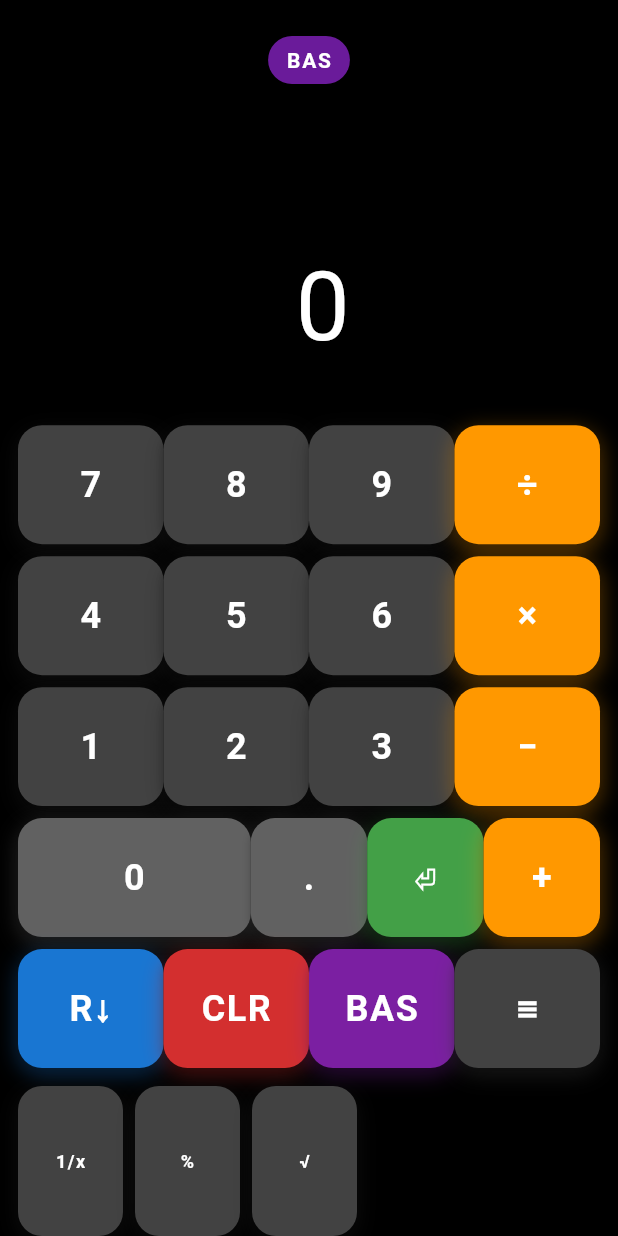
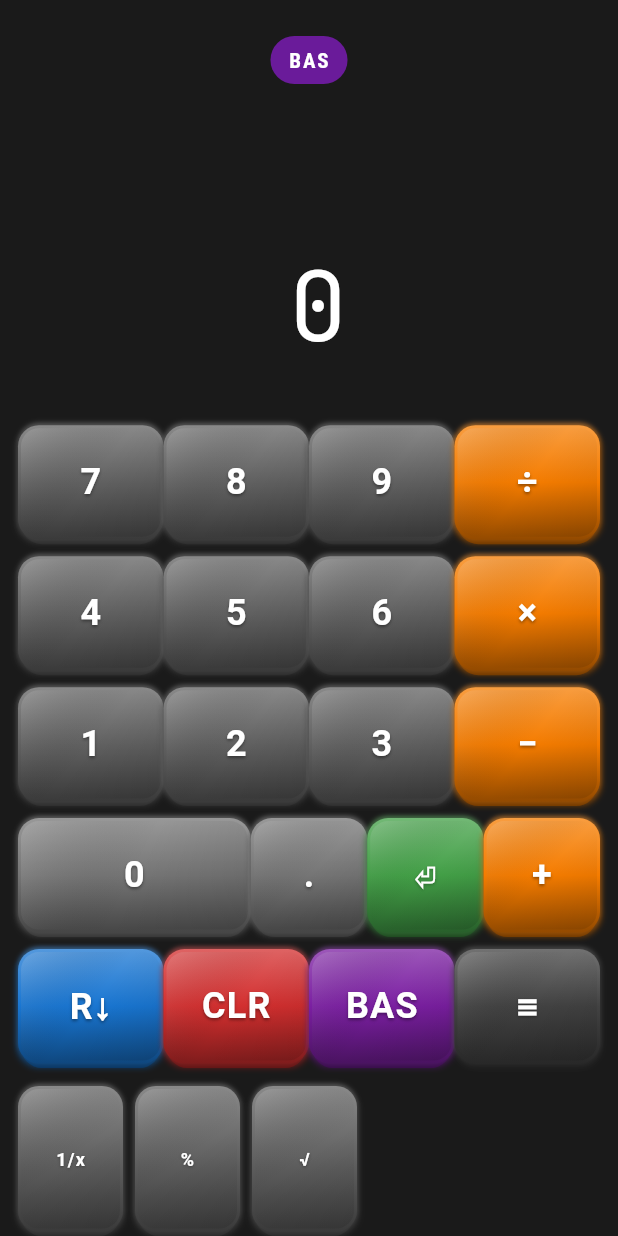
Before and after one commit to x0prc/PSCalc, a Flutter app: the screen it shows after launch, on a phone screen of 412 x 824 dp. Run offline on Flutter 3.47's test engine with Material 3 defaults, Android fonts, the phone set to English and light mode, and no system bars; our stand-ins replace decimal, google_fonts.

Commit message:
feat: fonts + non flat style #7

```diff
--- a/src/lib/features/calculator/presentation/calc_screen.dart
+++ b/src/lib/features/calculator/presentation/calc_screen.dart
@@ -35,8 +35,23 @@ class _CalcScreenState extends State<CalcScreen> with TickerProviderStateMixin {
 
   @override
   Widget build(BuildContext context) {
+    // Responsive calculations based on screen size
+    final mediaQuery = MediaQuery.of(context);
+    final screenWidth = mediaQuery.size.width;
+    final screenHeight = mediaQuery.size.height;
+    final isSmallScreen = screenWidth < 360 || screenHeight < 700;
+    final isTinyScreen = screenWidth < 320 || screenHeight < 600;
+
+    // Adjust spacing and sizes based on screen dimensions
+    final horizontalPadding = isTinyScreen ? 6.0 : (isSmallScreen ? 8.0 : 12.0);
+    final verticalSpacing = isTinyScreen ? 4.0 : (isSmallScreen ? 6.0 : 8.0);
+    final domainOpsHeight =
+        isTinyScreen ? 70.0 : (isSmallScreen ? 80.0 : 100.0);
+    final domainButtonSize =
+        isTinyScreen ? 55.0 : (isSmallScreen ? 62.0 : 70.0);
+
     return Scaffold(
-      backgroundColor: Colors.black,
+      backgroundColor: const Color(0xFF1A1A1A),
       body: Consumer<CalcController>(
         builder: (context, controller, child) {
           return SafeArea(
@@ -49,7 +64,7 @@ class _CalcScreenState extends State<CalcScreen> with TickerProviderStateMixin {
                 Expanded(
                   flex: 5,
                   child: Padding(
-                    padding: const EdgeInsets.all(12.0),
+                    padding: EdgeInsets.all(horizontalPadding),
                     child: Column(
                       children: [
                         // ROW 1: 7 8 9 ÷
@@ -68,12 +83,12 @@ class _CalcScreenState extends State<CalcScreen> with TickerProviderStateMixin {
                           ),
                           _ButtonConfig(
                             label: '÷',
-                            color: Colors.orange,
+                            color: Colors.orange.shade700,
                             onTap: () => controller.operation('÷'),
                           ),
                         ]),
 
-                        const SizedBox(height: 8),
+                        SizedBox(height: verticalSpacing),
 
                         // ROW 2: 4 5 6 ×
                         _buildButtonRow([
@@ -91,12 +106,12 @@ class _CalcScreenState extends State<CalcScreen> with TickerProviderStateMixin {
                           ),
                           _ButtonConfig(
                             label: '×',
-                            color: Colors.orange,
+                            color: Colors.orange.shade700,
                             onTap: () => controller.operation('×'),
                           ),
                         ]),
 
-                        const SizedBox(height: 8),
+                        SizedBox(height: verticalSpacing),
 
                         // ROW 3: 1 2 3 −
                         _buildButtonRow([
@@ -114,40 +129,40 @@ class _CalcScreenState extends State<CalcScreen> with TickerProviderStateMixin {
                           ),
                           _ButtonConfig(
                             label: '−',
-                            color: Colors.orange,
+                            color: Colors.orange.shade700,
                             onTap: () => controller.operation('−'),
                           ),
                         ]),
 
-                        const SizedBox(height: 8),
+                        SizedBox(height: verticalSpacing),
 
                         // ROW 4: 0 . ENTER +
                         _buildButtonRow([
                           _ButtonConfig(
                             label: '0',
-                            color: Colors.grey.shade700,
+                            color: Colors.grey.shade600,
                             onTap: () => controller.digit('0'),
                             flex: 2,
                           ),
                           _ButtonConfig(
                             label: '.',
-                            color: Colors.grey.shade700,
+                            color: Colors.grey.shade600,
                             onTap: controller.decimalPoint,
                           ),
                           _ButtonConfig(
                             label: '⏎',
                             color: Colors.green.shade600,
                             onTap: controller.enter,
-                            fontSize: 20,
+                            fontSize: isSmallScreen ? 16 : 20,
                           ),
                           _ButtonConfig(
                             label: '+',
-                            color: Colors.orange,
+                            color: Colors.orange.shade700,
                             onTap: () => controller.operation('+'),
                           ),
                         ]),
 
-                        const SizedBox(height: 8),
+                        SizedBox(height: verticalSpacing),
 
                         // ROW 5: STACK + CONTROL + DOMAIN
                         _buildButtonRow([
@@ -180,19 +195,23 @@ class _CalcScreenState extends State<CalcScreen> with TickerProviderStateMixin {
                 // DOMAIN OPS (scrollable if >8)
                 if (controller.currentOperations.isNotEmpty)
                   SizedBox(
-                    height: 100,
+                    height: domainOpsHeight,
                     child: ListView.builder(
                       scrollDirection: Axis.horizontal,
-                      padding: const EdgeInsets.symmetric(horizontal: 12),
+                      padding:
+                          EdgeInsets.symmetric(horizontal: horizontalPadding),
                       itemCount: controller.currentOperations.length,
                       itemBuilder: (context, index) {
                         final op = controller.currentOperations[index];
                         return Padding(
-                          padding: const EdgeInsets.only(right: 8),
+                          padding: EdgeInsets.only(
+                            right: isTinyScreen ? 6 : 8,
+                          ),
                           child: CalcButton(
                             label: op.label,
-                            size: 70,
-                            fontSize: 12,
+                            size: domainButtonSize,
+                            fontSize:
+                                isTinyScreen ? 10 : (isSmallScreen ? 11 : 12),
                             onTap: () => controller.executeDomainOp(op),
                           ),
                         );
--- a/src/lib/features/calculator/presentation/widgets/calc_button.dart
+++ b/src/lib/features/calculator/presentation/widgets/calc_button.dart
@@ -1,4 +1,5 @@
 import 'package:flutter/material.dart';
+import 'package:google_fonts/google_fonts.dart';
 
 class CalcButton extends StatefulWidget {
   final String label;
@@ -26,18 +27,19 @@ class _CalcButtonState extends State<CalcButton>
     with SingleTickerProviderStateMixin {
   late AnimationController _controller;
   late Animation<double> _scaleAnimation;
+  bool _isPressed = false;
 
   @override
   void initState() {
     super.initState();
     _controller = AnimationController(
-      duration: const Duration(milliseconds: 120),
+      duration: const Duration(milliseconds: 80),
       vsync: this,
     );
     _scaleAnimation = Tween(
       begin: 1.0,
-      end: 0.93,
-    ).animate(CurvedAnimation(parent: _controller, curve: Curves.easeOutBack));
+      end: 0.96,
+    ).animate(CurvedAnimation(parent: _controller, curve: Curves.easeOutCubic));
   }
 
   @override
@@ -47,59 +49,144 @@ class _CalcButtonState extends State<CalcButton>
   }
 
   void _onTapDown(TapDownDetails details) {
+    setState(() => _isPressed = true);
     _controller.forward();
   }
 
   void _onTapUp(TapUpDetails details) {
+    setState(() => _isPressed = false);
     _controller.reverse().then((_) {
       widget.onTap?.call();
     });
   }
 
+  void _onTapCancel() {
+    setState(() => _isPressed = false);
+    _controller.reverse();
+  }
+
   @override
   Widget build(BuildContext context) {
+    final baseColor = widget.color ?? Colors.grey.shade700;
+    final highlightColor = Color.lerp(baseColor, Colors.white, 0.25)!;
+    final shadowColor = Color.lerp(baseColor, Colors.black, 0.4)!;
+    final deepShadowColor = Color.lerp(baseColor, Colors.black, 0.6)!;
+
     return GestureDetector(
       onTapDown: widget.onTap != null ? _onTapDown : null,
       onTapUp: widget.onTap != null ? _onTapUp : null,
-      onTapCancel: () => _controller.reverse(),
+      onTapCancel: _onTapCancel,
       onLongPress: widget.onLongPress,
       child: AnimatedBuilder(
         animation: _scaleAnimation,
         builder: (context, child) {
           return Transform.scale(
             scale: _scaleAnimation.value,
-            child: Container(
+            child: SizedBox(
               width: widget.size,
               height: widget.size,
+              child: Stack(
+                children: [
+                  // Deep shadow layer (bottom)
+                  Positioned(
+                    top: 3,
+                    left: 2,
+                    right: 2,
+                    bottom: 0,
+                    child: Container(
                       decoration: BoxDecoration(
-                color: widget.color ?? Colors.grey.shade800,
-                borderRadius: BorderRadius.circular(16),
+                        color: deepShadowColor,
+                        borderRadius: BorderRadius.circular(14),
+                      ),
+                    ),
+                  ),
+
+                  // Main button body with beveled effect
+                  Positioned(
+                    top: 0,
+                    left: 0,
+                    right: 0,
+                    bottom: 3,
+                    child: Container(
+                      decoration: BoxDecoration(
+                        borderRadius: BorderRadius.circular(14),
+                        gradient: LinearGradient(
+                          begin: Alignment.topCenter,
+                          end: Alignment.bottomCenter,
+                          colors: [highlightColor, baseColor, shadowColor],
+                          stops: const [0.0, 0.5, 1.0],
+                        ),
                         boxShadow: [
+                          // Top highlight
                           BoxShadow(
-                    color: (widget.color ?? Colors.grey.shade900).withOpacity(
-                      0.4,
+                            color: highlightColor.withOpacity(0.6),
+                            offset: const Offset(0, -1),
+                            blurRadius: 2,
                           ),
-                    offset: const Offset(0, 4),
-                    blurRadius: 12,
-                    spreadRadius: 0,
+                          // Side shadows
+                          BoxShadow(
+                            color: shadowColor.withOpacity(0.5),
+                            offset: const Offset(-1, 2),
+                            blurRadius: 3,
                           ),
                           BoxShadow(
-                    color: Colors.black.withOpacity(0.2),
-                    offset: const Offset(0, 2),
-                    blurRadius: 4,
+                            color: shadowColor.withOpacity(0.5),
+                            offset: const Offset(1, 2),
+                            blurRadius: 3,
                           ),
                         ],
+                      ),
+                      child: Container(
+                        margin: const EdgeInsets.all(2),
+                        decoration: BoxDecoration(
+                          borderRadius: BorderRadius.circular(12),
+                          gradient: LinearGradient(
+                            begin: Alignment.topLeft,
+                            end: Alignment.bottomRight,
+                            colors: [
+                              Colors.white.withOpacity(0.15),
+                              Colors.transparent,
+                              Colors.black.withOpacity(0.1),
+                            ],
+                          ),
                         ),
                         child: Center(
                           child: Text(
                             widget.label,
-                  style: TextStyle(
+                            style: GoogleFonts.roboto(
                               fontSize: widget.fontSize,
                               fontWeight: FontWeight.w600,
                               color: Colors.white,
-                    letterSpacing: 1.0,
+                              letterSpacing: 0.8,
+                              shadows: [
+                                Shadow(
+                                  color: Colors.black.withOpacity(0.4),
+                                  offset: const Offset(0, 1),
+                                  blurRadius: 2,
+                                ),
+                              ],
                             ),
                           ),
+                        ),
+                      ),
+                    ),
+                  ),
+
+                  // Pressed state overlay
+                  if (_isPressed)
+                    Positioned(
+                      top: 0,
+                      left: 0,
+                      right: 0,
+                      bottom: 3,
+                      child: Container(
+                        decoration: BoxDecoration(
+                          borderRadius: BorderRadius.circular(14),
+                          color: Colors.black.withOpacity(0.15),
+                        ),
+                      ),
+                    ),
+                ],
               ),
             ),
           );
--- a/src/lib/features/calculator/presentation/widgets/calc_display.dart
+++ b/src/lib/features/calculator/presentation/widgets/calc_display.dart
@@ -1,6 +1,6 @@
 import 'package:flutter/material.dart';
 import 'package:intl/intl.dart';
-import 'package:provider/provider.dart';
+import 'package:google_fonts/google_fonts.dart';
 import 'package:decimal/decimal.dart';
 import '../../application/calc_controller.dart';
 import '../../../../core/engine/number.dart';
@@ -27,7 +27,7 @@ class CalcDisplay extends StatelessWidget {
             ),
             child: Text(
               controller.currentDomain.shortLabel,
-              style: TextStyle(
+              style: GoogleFonts.robotoCondensed(
                 color: Colors.white,
                 fontSize: 14,
                 fontWeight: FontWeight.bold,
@@ -42,11 +42,12 @@ class CalcDisplay extends StatelessWidget {
           if (controller.inputBuffer.isNotEmpty)
             Text(
               _formatIndian(controller.inputBuffer),
-              style: TextStyle(
+              style: GoogleFonts.jetBrainsMono(
                 fontSize: 48,
                 fontWeight: FontWeight.w300,
                 color: Colors.grey.shade300,
                 height: 1.1,
+                letterSpacing: 0.5,
               ),
               textAlign: TextAlign.end,
             ),
@@ -58,11 +59,12 @@ class CalcDisplay extends StatelessWidget {
                   ? controller.stack.last
                   : CalcNumber(Decimal.zero),
             ),
-            style: const TextStyle(
+            style: GoogleFonts.jetBrainsMono(
               fontSize: 64,
               fontWeight: FontWeight.w400,
               color: Colors.white,
               height: 1.1,
+              letterSpacing: 0.5,
             ),
             textAlign: TextAlign.end,
           ),
@@ -83,10 +85,11 @@ class CalcDisplay extends StatelessWidget {
                         padding: const EdgeInsets.only(left: 4),
                         child: Text(
                           _formatStackItem(item, compact: true),
-                          style: TextStyle(
+                          style: GoogleFonts.jetBrainsMono(
                             fontSize: 20,
                             color: Colors.grey.shade400,
                             fontWeight: FontWeight.w300,
+                            letterSpacing: 0.3,
                           ),
                         ),
                       ),
```
Lines whose indentation alone changed are shown as unchanged.
